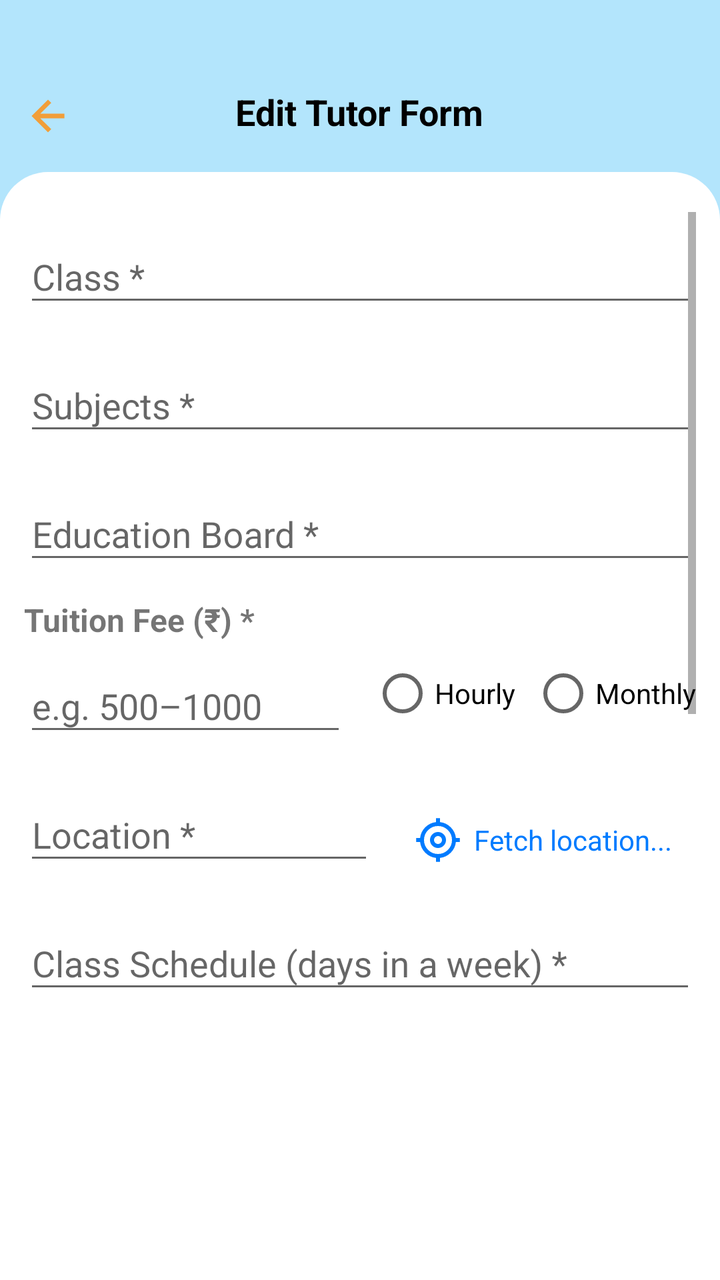
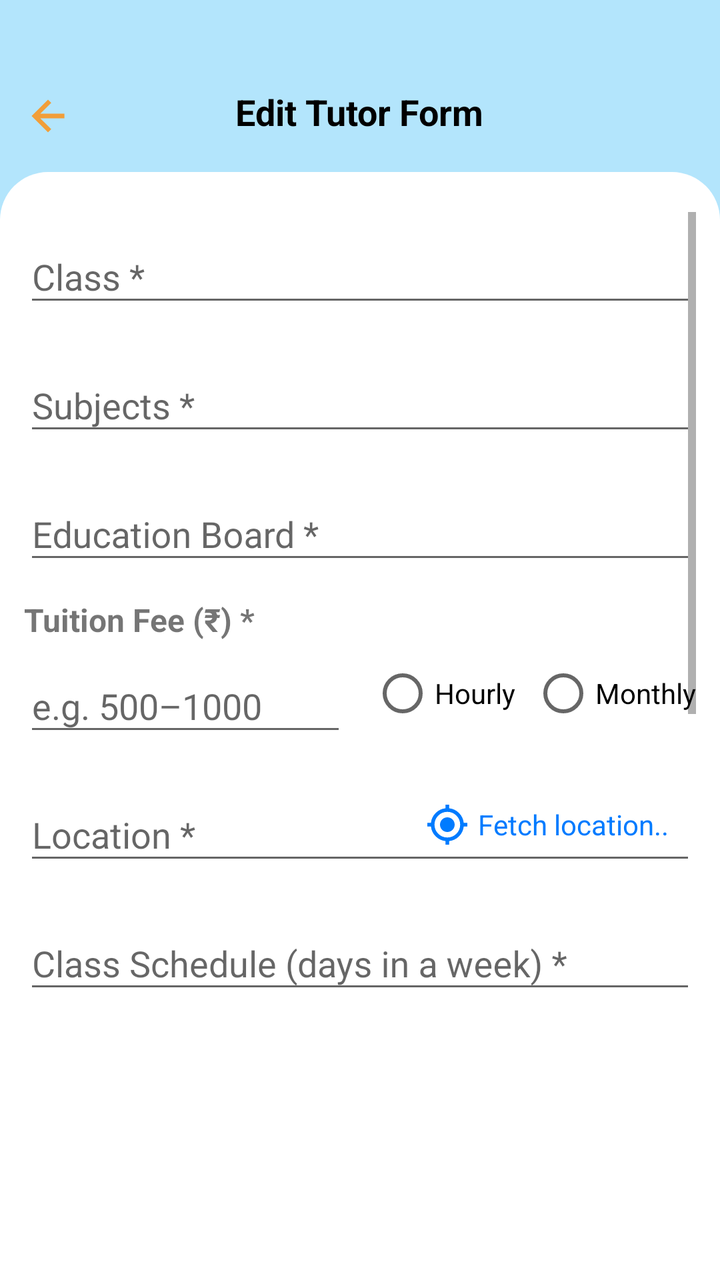

Two renders of the same Android screen: before a commit and after it. Below are the layout's source before the change and the commit's diff.
<!-- AndroidManifest.xml: application theme Theme.Seekshakcom -->
<!-- res/layout/activity_edit_post.xml -->
<?xml version="1.0" encoding="utf-8"?>
<LinearLayout
    xmlns:android="http://schemas.android.com/apk/res/android"
    xmlns:app="http://schemas.android.com/apk/res-auto"
    android:id="@+id/rootLayout"
    android:layout_width="match_parent"
    android:layout_height="match_parent"
    android:orientation="vertical"
    android:background="#B3E5FC"
    android:paddingTop="16dp">

    <RelativeLayout
        android:layout_width="match_parent"
        android:layout_height="60dp"
        android:background="#B3E5FC"
        android:layout_marginTop="10dp"
        android:padding="12dp">

        <ImageView
            android:id="@+id/backArrow"
            android:layout_width="24dp"
            android:layout_height="24dp"
            android:layout_alignParentStart="true"
            android:src="@drawable/ic_back_arrow"
            android:layout_marginTop="8dp"
            android:contentDescription="Back" />

        <TextView
            android:id="@+id/headerTitle"
            android:layout_width="wrap_content"
            android:layout_height="wrap_content"
            android:text="Edit Tutor Form"
            android:textSize="18sp"
            android:textColor="#000000"
            android:layout_centerInParent="true"
            android:textStyle="bold" />
    </RelativeLayout>

    <ScrollView
        android:layout_width="match_parent"
        android:layout_height="0dp"
        android:layout_weight="1"
        android:paddingTop="20dp"
        android:paddingHorizontal="12dp"
        android:paddingBottom="110dp"
        android:background="@drawable/form_bg">

        <LinearLayout
            android:layout_width="match_parent"
            android:layout_height="wrap_content"
            android:paddingBottom="35dp"
            android:orientation="vertical">

            
            <com.google.android.material.textfield.TextInputLayout
                android:layout_width="match_parent"
                android:layout_height="wrap_content"
                android:hint="Class *"
                android:layout_marginBottom="12dp">

                <AutoCompleteTextView
                    android:id="@+id/classEditText"
                    android:layout_width="match_parent"
                    android:layout_height="wrap_content"
                    android:inputType="text"
                    android:imeOptions="actionNext"
                    android:maxLines="1"
                    android:completionThreshold="0" /> 
            </com.google.android.material.textfield.TextInputLayout>


            
            <com.google.android.material.textfield.TextInputLayout
                android:layout_width="match_parent"
                android:layout_height="wrap_content"
                android:hint="Subjects *"
                android:layout_marginBottom="12dp">

                <AutoCompleteTextView
                    android:id="@+id/subjectEditText"
                    android:layout_width="match_parent"
                    android:layout_height="wrap_content"
                    android:inputType="text"
                    android:imeOptions="actionNext"
                    android:maxLines="2"
                    android:completionThreshold="0" />
            </com.google.android.material.textfield.TextInputLayout>

            
            <com.google.android.material.textfield.TextInputLayout
                android:layout_width="match_parent"
                android:layout_height="wrap_content"
                android:hint="Education Board *"
                android:layout_marginBottom="12dp">

                <AutoCompleteTextView
                    android:id="@+id/edu_board"
                    android:layout_width="match_parent"
                    android:layout_height="wrap_content"
                    android:maxLines="1"
                    android:completionThreshold="0"
                    android:inputType="text"
                    android:imeOptions="actionNext" />

            </com.google.android.material.textfield.TextInputLayout>

            
            <TextView
                android:layout_width="wrap_content"
                android:layout_height="wrap_content"
                android:text="Tuition Fee (₹) *"
                android:textStyle="bold"
                android:textSize="16sp" />

            <LinearLayout
                android:layout_width="match_parent"
                android:layout_height="wrap_content"
                android:orientation="horizontal"
                android:gravity="center_vertical"
                android:layout_marginBottom="12dp">

                <com.google.android.material.textfield.TextInputLayout
                    android:layout_width="0dp"
                    android:layout_height="wrap_content"
                    android:layout_weight="1">

                    <com.google.android.material.textfield.TextInputEditText
                        android:id="@+id/feeEditText"
                        android:layout_width="match_parent"
                        android:layout_height="wrap_content"
                        android:maxLines="1"
                        android:inputType="text"
                        android:hint="e.g. 500–1000"
                        android:imeOptions="actionNext" />
                </com.google.android.material.textfield.TextInputLayout>

                <RadioGroup
                    android:id="@+id/feeTypeRadioGroup"
                    android:layout_width="wrap_content"
                    android:layout_height="wrap_content"
                    android:orientation="horizontal"
                    android:layout_marginStart="12dp">

                    <RadioButton
                        android:id="@+id/radioHourly"
                        android:layout_width="wrap_content"
                        android:layout_height="wrap_content"
                        android:text="Hourly" />

                    <RadioButton
                        android:id="@+id/radioMonthly"
                        android:layout_width="wrap_content"
                        android:layout_height="wrap_content"
                        android:text="Monthly"
                        android:layout_marginStart="8dp" />
                </RadioGroup>
            </LinearLayout>
            <LinearLayout
                android:layout_width="match_parent"
                android:layout_height="wrap_content"
                android:orientation="horizontal"
                android:layout_marginBottom="12dp">

                <com.google.android.material.textfield.TextInputLayout
                    android:layout_width="0dp"
                    android:layout_height="wrap_content"
                    android:layout_weight="1"
                    android:hint="Location *">

                    <AutoCompleteTextView
                        android:id="@+id/locationEditText"
                        android:layout_width="match_parent"
                        android:layout_height="wrap_content"
                        android:inputType="none"
                        android:focusable="false"
                        android:clickable="false"
                        android:enabled="true" />
                </com.google.android.material.textfield.TextInputLayout>

                <TextView
                    android:id="@+id/fetchLocationButton"
                    android:layout_width="wrap_content"
                    android:layout_height="wrap_content"
                    android:layout_marginStart="8dp"
                    android:padding="12dp"
                    android:text="Fetch location..."
                    android:textColor="#007BFF"
                    android:textSize="14sp"
                    android:drawableStart="@drawable/ic_use_location"
                    android:drawablePadding="6dp"
                    android:backgroundTint="@color/teal_700"
                    android:background="?attr/selectableItemBackground"
                    android:gravity="center_vertical"
                    android:contentDescription="Fetch Location"
                    android:clickable="true"
                    android:focusable="true" />

            </LinearLayout>




            
            <com.google.android.material.textfield.TextInputLayout
                android:layout_width="match_parent"
                android:layout_height="wrap_content"
                android:hint="Class Schedule (days in a week) *"
                android:layout_marginBottom="12dp">

                <AutoCompleteTextView
                    android:id="@+id/classScheduleEditText"
                    android:layout_width="match_parent"
                    android:layout_height="wrap_content"
                    android:maxLines="1"
                    android:inputType="textCapWords"
                    android:imeOptions="actionNext"
                    android:completionThreshold="0" />
            </com.google.android.material.textfield.TextInputLayout>

            
            <com.google.android.material.textfield.TextInputLayout
                android:layout_width="match_parent"
                android:layout_height="wrap_content"
                android:hint="Class Timing *"
                android:layout_marginBottom="12dp">

                <AutoCompleteTextView
                    android:id="@+id/classTimingEditText"
                    android:layout_width="match_parent"
                    android:layout_height="wrap_content"
                    android:maxLines="1"
                    android:imeOptions="actionNext"
                    android:completionThreshold="0"
                    android:inputType="text" />
            </com.google.android.material.textfield.TextInputLayout>



            
            <com.google.android.material.textfield.TextInputLayout
                android:layout_width="match_parent"
                android:layout_height="wrap_content"
                android:hint="Gender Preference *"
                android:layout_marginBottom="12dp">

                <AutoCompleteTextView
                    android:id="@+id/genderSpinner"
                    android:layout_width="match_parent"
                    android:layout_height="wrap_content"
                    android:maxLines="1"
                    android:inputType="text"
                    android:imeOptions="actionNext"
                    android:completionThreshold="0"/>
            </com.google.android.material.textfield.TextInputLayout>




            
            <com.google.android.material.textfield.TextInputLayout
                android:layout_width="match_parent"
                android:layout_height="wrap_content"
                android:hint="Mode of Class *"
                android:layout_marginBottom="12dp">

                <AutoCompleteTextView
                    android:id="@+id/modeOfClassesSpinner"
                    android:layout_width="match_parent"
                    android:layout_height="wrap_content"
                    android:maxLines="1"
                    android:inputType="text"
                    android:imeOptions="actionNext"
                    android:completionThreshold="0"/>
            </com.google.android.material.textfield.TextInputLayout>

            
            <com.google.android.material.textfield.TextInputLayout
                android:layout_width="match_parent"
                android:layout_height="wrap_content"
                android:hint="Minimum Qualification *"
                android:layout_marginBottom="12dp">

                <AutoCompleteTextView
                    android:id="@+id/minQualificationEditText"
                    android:layout_width="match_parent"
                    android:layout_height="wrap_content"
                    android:inputType="text"
                    android:maxLines="1"
                    android:imeOptions="actionNext"
                    android:completionThreshold="0"/>
            </com.google.android.material.textfield.TextInputLayout>

            
            <com.google.android.material.textfield.TextInputLayout
                android:layout_width="match_parent"
                android:layout_height="wrap_content"
                android:hint="Demo Class Date ( if any )"
                android:layout_marginBottom="12dp"
                app:endIconMode="custom"
                app:endIconDrawable="@drawable/ic_calendar"
                app:endIconContentDescription="Select Date">

                <com.google.android.material.textfield.TextInputEditText
                    android:id="@+id/demoClassDateEditText"
                    android:layout_width="match_parent"
                    android:layout_height="wrap_content"
                    android:focusable="false"
                    android:imeOptions="actionNext"
                    android:clickable="true"
                    android:inputType="none"/>
            </com.google.android.material.textfield.TextInputLayout>


            
            <com.google.android.material.textfield.TextInputLayout
                android:layout_width="match_parent"
                android:layout_height="wrap_content"
                android:hint="Special Requirements (if any)"
                android:layout_marginBottom="20dp">

                <com.google.android.material.textfield.MaterialAutoCompleteTextView
                    android:id="@+id/specialRequirementEditText"
                    android:layout_width="match_parent"
                    android:layout_height="wrap_content"
                    android:inputType="text"
                    android:maxLines="2"
                    android:imeOptions="actionDone"
                    android:completionThreshold="1"
                    android:dropDownHeight="200dp" />
            </com.google.android.material.textfield.TextInputLayout>




            
            <Button
                android:id="@+id/updateButton"
                android:layout_width="match_parent"
                android:layout_height="wrap_content"
                android:text="Update"
                android:backgroundTint="#0288D1"
                android:textColor="#FFFFFF"
                android:textStyle="bold"
                android:padding="12dp"
                android:textSize="16sp"
                android:layout_marginBottom="24dp" />

            
            <ProgressBar
                android:id="@+id/progressBar"
                android:layout_width="48dp"
                android:layout_height="48dp"
                android:layout_gravity="center"
                android:layout_marginTop="6dp"
                android:visibility="gone" />

        </LinearLayout>
    </ScrollView>
</LinearLayout>
<!-- resources referenced by this layout -->
<resources>
  <color name="teal_700">#FF018786</color>
  <!-- drawable form_bg (drawable) -->
  <?xml version="1.0" encoding="utf-8"?>
  <shape xmlns:android="http://schemas.android.com/apk/res/android" android:shape="rectangle">
      <solid android:color="#FFFFFF" /> 
  
      <corners
          android:topLeftRadius="24dp"
          android:topRightRadius="24dp"
          android:bottomLeftRadius="0dp"
          android:bottomRightRadius="0dp" />
  </shape>
  <!-- drawable ic_back_arrow (drawable) -->
  <vector xmlns:android="http://schemas.android.com/apk/res/android"
      android:width="24dp"
      android:height="24dp"
      android:viewportWidth="960"
      android:viewportHeight="960">
    <path
        android:pathData="m326.15,525.5 l218.74,218.74L480,808.13 151.87,480 480,151.87l64.89,63.89L326.15,434.5h481.98v91L326.15,525.5Z"
        android:fillColor="#F19E39"/>
  </vector>
  <!-- drawable ic_calendar (drawable) -->
  <vector xmlns:android="http://schemas.android.com/apk/res/android"
      android:width="24dp"
      android:height="24dp"
      android:viewportWidth="960"
      android:viewportHeight="960">
    <path
        android:pathData="M202.87,888.13q-37.78,0 -64.39,-26.61t-26.61,-64.39v-554.26q0,-37.78 26.61,-64.39t64.39,-26.61L240,151.87v-80h85.5v80h309v-80L720,71.87v80h37.13q37.78,0 64.39,26.61t26.61,64.39v554.26q0,37.78 -26.61,64.39t-64.39,26.61L202.87,888.13ZM202.87,797.13h554.26L757.13,400L202.87,400v397.13ZM202.87,320h554.26v-77.13L202.87,242.87L202.87,320ZM202.87,320v-77.13L202.87,320ZM480,561.91q-17.81,0 -29.86,-12.05T438.09,520q0,-17.81 12.05,-29.86T480,478.09q17.81,0 29.86,12.05T521.91,520q0,17.81 -12.05,29.86T480,561.91ZM320,561.91q-17.81,0 -29.86,-12.05T278.09,520q0,-17.81 12.05,-29.86T320,478.09q17.81,0 29.86,12.05T361.91,520q0,17.81 -12.05,29.86T320,561.91ZM640,561.91q-17.48,0 -29.7,-12.05 -12.21,-12.05 -12.21,-29.86t12.21,-29.86q12.22,-12.05 29.82,-12.05t29.7,12.05q12.09,12.05 12.09,29.86t-12.05,29.86q-12.05,12.05 -29.86,12.05ZM480,721.91q-17.81,0 -29.86,-12.21 -12.05,-12.22 -12.05,-29.82t12.05,-29.7q12.05,-12.09 29.86,-12.09t29.86,12.05q12.05,12.05 12.05,29.86 0,17.48 -12.05,29.7 -12.05,12.21 -29.86,12.21ZM320,721.91q-17.81,0 -29.86,-12.21 -12.05,-12.22 -12.05,-29.82t12.05,-29.7q12.05,-12.09 29.86,-12.09t29.86,12.05q12.05,12.05 12.05,29.86 0,17.48 -12.05,29.7 -12.05,12.21 -29.86,12.21ZM640,721.91q-17.48,0 -29.7,-12.21 -12.21,-12.22 -12.21,-29.82t12.21,-29.7q12.22,-12.09 29.82,-12.09t29.7,12.05q12.09,12.05 12.09,29.86 0,17.48 -12.05,29.7 -12.05,12.21 -29.86,12.21Z"
        android:fillColor="#174EA6"/>
  </vector>
  <!-- drawable ic_use_location (drawable) -->
  <vector xmlns:android="http://schemas.android.com/apk/res/android"
      android:width="24dp"
      android:height="24dp"
      android:viewportWidth="960"
      android:viewportHeight="960">
    <path
        android:pathData="M440,918v-80q-125,-14 -214.5,-103.5T122,520L42,520v-80h80q14,-125 103.5,-214.5T440,122v-80h80v80q125,14 214.5,103.5T838,440h80v80h-80q-14,125 -103.5,214.5T520,838v80h-80ZM480,760q116,0 198,-82t82,-198q0,-116 -82,-198t-198,-82q-116,0 -198,82t-82,198q0,116 82,198t198,82ZM480,640q-66,0 -113,-47t-47,-113q0,-66 47,-113t113,-47q66,0 113,47t47,113q0,66 -47,113t-113,47ZM480,560q33,0 56.5,-23.5T560,480q0,-33 -23.5,-56.5T480,400q-33,0 -56.5,23.5T400,480q0,33 23.5,56.5T480,560ZM480,480Z"
        android:fillColor="#007BFF"/>
  </vector>
  <style name="Theme.Seekshakcom" parent="Theme.AppCompat.Light.NoActionBar">
          
          <item name="colorPrimary">@color/black</item>
          <item name="colorPrimaryDark">@color/purple_700</item>
          <item name="colorAccent">@color/teal_200</item>
      </style>
  <color name="black">#FF000000</color>
  <color name="purple_700">#FF3700B3</color>
  <color name="teal_200">#FF03DAC5</color>
</resources>

<!-- the commit's change to res/layout/activity_edit_post.xml (unified diff, before → after) -->
@@ -159,41 +159,51 @@
                 android:layout_width="match_parent"
                 android:layout_height="wrap_content"
                 android:orientation="horizontal"
-                android:layout_marginBottom="12dp">
-
-                <com.google.android.material.textfield.TextInputLayout
-                    android:layout_width="0dp"
-                    android:layout_height="wrap_content"
-                    android:layout_weight="1"
-                    android:hint="Location *">
-
-                    <AutoCompleteTextView
-                        android:id="@+id/locationEditText"
+                android:layout_marginBottom="0dp">
+
+                <RelativeLayout
+                    android:layout_width="match_parent"
+                    android:layout_height="wrap_content"
+                    android:layout_marginBottom="12dp">
+
+
+                    <com.google.android.material.textfield.TextInputLayout
+                        android:id="@+id/locationInputLayout"
                         android:layout_width="match_parent"
                         android:layout_height="wrap_content"
-                        android:inputType="none"
-                        android:focusable="false"
-                        android:clickable="false"
-                        android:enabled="true" />
-                </com.google.android.material.textfield.TextInputLayout>
-
-                <TextView
-                    android:id="@+id/fetchLocationButton"
-                    android:layout_width="wrap_content"
-                    android:layout_height="wrap_content"
-                    android:layout_marginStart="8dp"
-                    android:padding="12dp"
-                    android:text="Fetch location..."
-                    android:textColor="#007BFF"
-                    android:textSize="14sp"
-                    android:drawableStart="@drawable/ic_use_location"
-                    android:drawablePadding="6dp"
-                    android:backgroundTint="@color/teal_700"
-                    android:background="?attr/selectableItemBackground"
-                    android:gravity="center_vertical"
-                    android:contentDescription="Fetch Location"
-                    android:clickable="true"
-                    android:focusable="true" />
+                        android:hint="Location *">
+
+                        <com.google.android.material.textfield.MaterialAutoCompleteTextView
+                            android:id="@+id/locationEditText"
+                            android:layout_width="match_parent"
+                            android:layout_height="wrap_content"
+                            android:inputType="none"
+                            android:focusable="false"
+                            android:clickable="false"
+                            android:enabled="true"
+                            android:paddingEnd="96dp" />
+                    </com.google.android.material.textfield.TextInputLayout>
+
+                    
+                    <TextView
+                        android:id="@+id/fetchLocationButton"
+                        android:layout_width="wrap_content"
+                        android:layout_height="wrap_content"
+                        android:layout_alignEnd="@id/locationInputLayout"
+                        android:layout_alignBottom="@id/locationInputLayout"
+                        android:layout_marginEnd="8dp"
+                        android:layout_marginBottom="8dp"
+                        android:padding="6dp"
+                        android:text="Fetch location.."
+                        android:textColor="#007BFF"
+                        android:textSize="14sp"
+                        android:drawableStart="@drawable/ic_use_location"
+                        android:drawablePadding="4dp"
+                        android:background="?attr/selectableItemBackground"
+                        android:gravity="center"
+                        android:clickable="true"
+                        android:focusable="true" />
+                </RelativeLayout>
 
             </LinearLayout>
 
<!-- resource entries referenced after the edit -->
@@ -1,6 +1,5 @@
 <!-- resources referenced by this layout -->
 <resources>
-  <color name="teal_700">#FF018786</color>
   <!-- drawable form_bg (drawable) -->
   <?xml version="1.0" encoding="utf-8"?>
   <shape xmlns:android="http://schemas.android.com/apk/res/android" android:shape="rectangle">
@@ -34,12 +33,12 @@
   </vector>
   <!-- drawable ic_use_location (drawable) -->
   <vector xmlns:android="http://schemas.android.com/apk/res/android"
-      android:width="24dp"
-      android:height="24dp"
+      android:width="22dp"
+      android:height="22dp"
       android:viewportWidth="960"
       android:viewportHeight="960">
     <path
-        android:pathData="M440,918v-80q-125,-14 -214.5,-103.5T122,520L42,520v-80h80q14,-125 103.5,-214.5T440,122v-80h80v80q125,14 214.5,103.5T838,440h80v80h-80q-14,125 -103.5,214.5T520,838v80h-80ZM480,760q116,0 198,-82t82,-198q0,-116 -82,-198t-198,-82q-116,0 -198,82t-82,198q0,116 82,198t198,82ZM480,640q-66,0 -113,-47t-47,-113q0,-66 47,-113t113,-47q66,0 113,47t47,113q0,66 -47,113t-113,47ZM480,560q33,0 56.5,-23.5T560,480q0,-33 -23.5,-56.5T480,400q-33,0 -56.5,23.5T400,480q0,33 23.5,56.5T480,560ZM480,480Z"
+        android:pathData="M440,918v-80q-125,-14 -214.5,-103.5T122,520L42,520v-80h80q14,-125 103.5,-214.5T440,122v-80h80v80q125,14 214.5,103.5T838,440h80v80h-80q-14,125 -103.5,214.5T520,838v80h-80ZM480,760q116,0 198,-82t82,-198q0,-116 -82,-198t-198,-82q-116,0 -198,82t-82,198q0,116 82,198t198,82ZM480,640q-66,0 -113,-47t-47,-113q0,-66 47,-113t113,-47q66,0 113,47t47,113q0,66 -47,113t-113,47Z"
         android:fillColor="#007BFF"/>
   </vector>
   <style name="Theme.Seekshakcom" parent="Theme.AppCompat.Light.NoActionBar">
